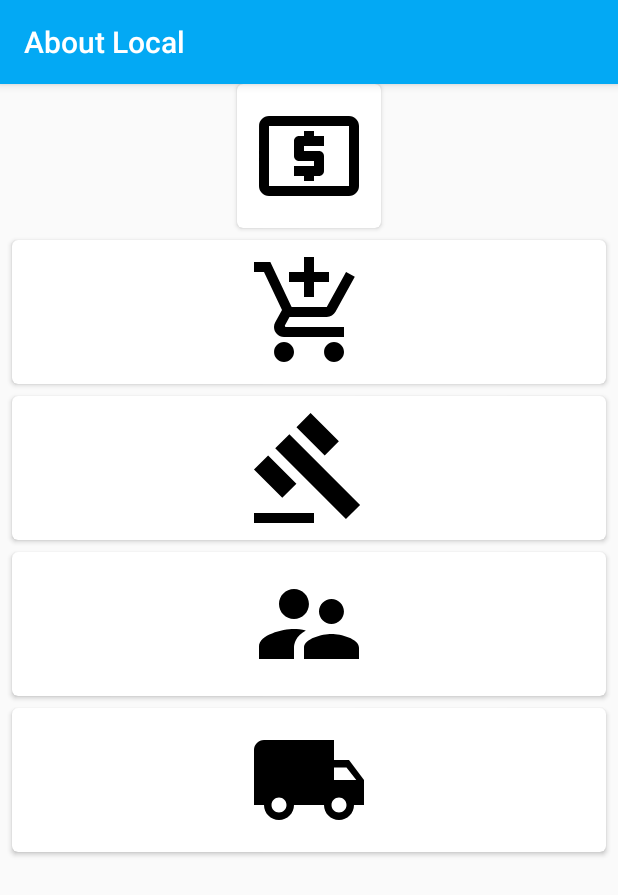
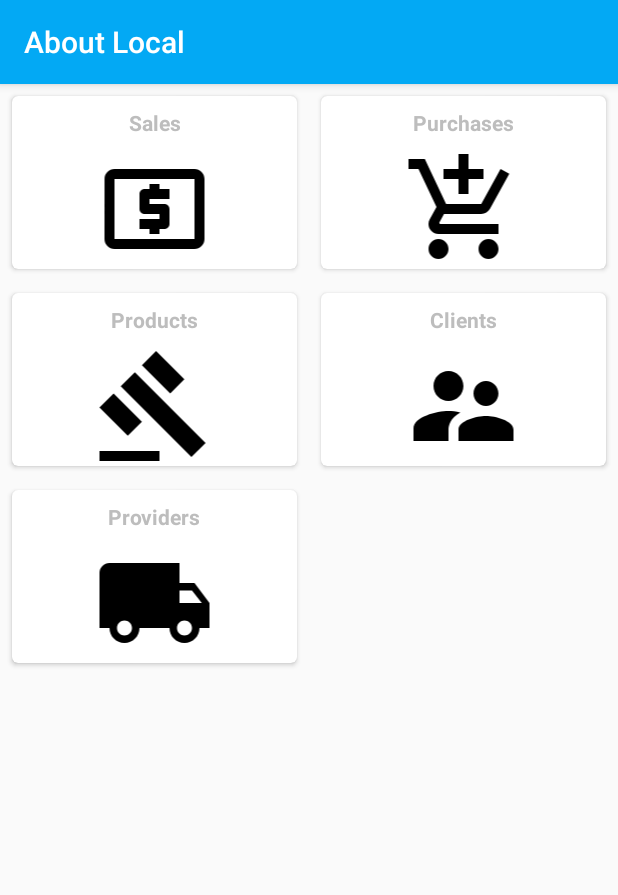
Before and after one commit to Dreadds/app-business-book-android, an Android app: the LocalActivity screen opened directly, with no data from a screen before it, on a phone screen of 412 x 824 dp. Shown: the top 895 px of the screen. Run offline under Robolectric (Android 15) with nearby library versions, the phone set to English and light mode, and no system bars.

Commit message:
aboutLocal

```diff
--- a/app/src/main/java/com/edu/upc/businessbook/models/Item.java
+++ b/app/src/main/java/com/edu/upc/businessbook/models/Item.java
@@ -5,7 +5,7 @@ import android.os.Bundle;
 public class Item {
     private String name;
     private String description;
-
+    private int thumbnail;
     public String getName() {
         return name;
     }
@@ -28,9 +28,10 @@ public class Item {
 
     }
 
-    public Item(String name, String description) {
+    public Item(String name, String description, int thumbnail) {
         this.name = name;
         this.description = description;
+        this.thumbnail = thumbnail;
     }
 
     public Bundle toBundle(){
@@ -39,4 +40,13 @@ public class Item {
         bundle.putString("description", getDescription());
         return bundle;
     }
+
+    public int getThumbnail() {
+        return thumbnail;
+    }
+
+    public Item setThumbnail(int thumbnail) {
+        this.thumbnail = thumbnail;
+        return this;
+    }
 }
--- a/app/src/main/java/com/edu/upc/businessbook/models/ItemsRepository.java
+++ b/app/src/main/java/com/edu/upc/businessbook/models/ItemsRepository.java
@@ -1,4 +1,6 @@
 package com.edu.upc.businessbook.models;
+
+import com.edu.upc.businessbook.R;
 
 import java.util.ArrayList;
 import java.util.List;
@@ -19,11 +21,11 @@ public class ItemsRepository {
 
     private ItemsRepository init() {
         items = new ArrayList<>();
-        items.add(new Item("Sales", "sales"));
-        items.add(new Item("Purchases", "purchases"));
-        items.add(new Item("Sales", "sales"));
-        items.add(new Item("Sales", "sales"));
-        items.add(new Item("Sales", "sales"));
+        items.add(new Item("Sales", "sales", R.drawable.ic_local_atm_black_24dp));
+        items.add(new Item("Purchases", "purchases", R.drawable.ic_add_shopping_cart_black_24dp));
+        items.add(new Item("Products", "products", R.drawable.ic_gavel_black_24dp));
+        items.add(new Item("Clients", "clients", R.drawable.ic_supervisor_account_black_24dp));
+        items.add(new Item("Providers", "providers", R.drawable.ic_local_shipping_black_24dp));
         return this;
     }
 }
--- a/app/src/main/java/com/edu/upc/businessbook/viewcontrollers/activities/LocalActivity.java
+++ b/app/src/main/java/com/edu/upc/businessbook/viewcontrollers/activities/LocalActivity.java
@@ -8,14 +8,26 @@ import android.support.design.widget.Snackbar;
 import android.support.v4.app.Fragment;
 import android.support.v7.app.AppCompatActivity;
 import android.support.v7.widget.CardView;
+import android.support.v7.widget.GridLayoutManager;
+import android.support.v7.widget.RecyclerView;
 import android.support.v7.widget.Toolbar;
 import android.view.View;
 import android.widget.ImageView;
 
 import com.edu.upc.businessbook.R;
+import com.edu.upc.businessbook.models.Item;
+import com.edu.upc.businessbook.models.ItemsRepository;
+import com.edu.upc.businessbook.viewcontrollers.adapters.ItemsAdapter;
+
+import java.util.ArrayList;
+import java.util.List;
 
 public class LocalActivity extends AppCompatActivity {
-
+    private RecyclerView itemsRecyclerView;
+    private ItemsAdapter itemsAdapter;
+    //LinearLayoutManager layoutManager;
+    private RecyclerView.LayoutManager itemsLayoutManager;
+    private List<Item> items;
 
     @Override
     protected void onCreate(Bundle savedInstanceState) {
@@ -23,6 +35,12 @@ public class LocalActivity extends AppCompatActivity {
         setContentView(R.layout.activity_local);
         Toolbar toolbar = (Toolbar) findViewById(R.id.toolbar);
         setSupportActionBar(toolbar);
+        itemsRecyclerView = findViewById(R.id.recycler_items);
+        items = new ArrayList<>();
+        itemsAdapter = new ItemsAdapter(ItemsRepository.getInstance().getItems());
+        itemsLayoutManager = new GridLayoutManager(this, 2);
+        itemsRecyclerView.setAdapter(itemsAdapter);
+        itemsRecyclerView.setLayoutManager(itemsLayoutManager);
 
         //Intent intent = getIntent();
         //if(intent == null) return;
--- a/app/src/main/java/com/edu/upc/businessbook/viewcontrollers/adapters/ItemsAdapter.java
+++ b/app/src/main/java/com/edu/upc/businessbook/viewcontrollers/adapters/ItemsAdapter.java
@@ -2,6 +2,7 @@ package com.edu.upc.businessbook.viewcontrollers.adapters;
 
 import android.support.annotation.NonNull;
 import android.support.constraint.ConstraintLayout;
+import android.support.v7.widget.CardView;
 import android.support.v7.widget.RecyclerView;
 import android.view.LayoutInflater;
 import android.view.View;
@@ -52,16 +53,18 @@ public class ItemsAdapter extends RecyclerView.Adapter<ItemsAdapter.ViewHolder>
 
     public class ViewHolder extends RecyclerView.ViewHolder {
         ImageView itemLocalImageView;
-        ConstraintLayout itemLayout;
+        CardView itemLocalLayout;
         TextView nameTextView;
         public ViewHolder(View view) {
             super(view);
             itemLocalImageView = (ImageView) view.findViewById(R.id.itemLocalImageView);
             nameTextView = (TextView) view.findViewById(R.id.nameTextView);
-            itemLayout = (ConstraintLayout) view.findViewById(R.id.itemLocalCardView);
+            itemLocalLayout = (CardView) view.findViewById(R.id.layout_itemLocal);
         }
         private void updateView(Item item){
+
             nameTextView.setText(item.getName());
+            itemLocalImageView.setImageResource(item.getThumbnail());
         }
     }
 }
--- /dev/null
+++ b/app/src/main/res/drawable/ic_business_black_24dp.xml
@@ -0,0 +1,9 @@
+<vector xmlns:android="http://schemas.android.com/apk/res/android"
+        android:width="24dp"
+        android:height="24dp"
+        android:viewportWidth="24.0"
+        android:viewportHeight="24.0">
+    <path
+        android:fillColor="#FF000000"
+        android:pathData="M12,7L12,3L2,3v18h20L22,7L12,7zM6,19L4,19v-2h2v2zM6,15L4,15v-2h2v2zM6,11L4,11L4,9h2v2zM6,7L4,7L4,5h2v2zM10,19L8,19v-2h2v2zM10,15L8,15v-2h2v2zM10,11L8,11L8,9h2v2zM10,7L8,7L8,5h2v2zM20,19h-8v-2h2v-2h-2v-2h2v-2h-2L12,9h8v10zM18,11h-2v2h2v-2zM18,15h-2v2h2v-2z"/>
+</vector>
--- a/app/src/main/res/layout/content_local.xml
+++ b/app/src/main/res/layout/content_local.xml
@@ -8,94 +8,10 @@
     tools:context=".viewcontrollers.activities.LocalActivity"
     tools:showIn="@layout/activity_local">
 
-    <android.support.v7.widget.CardView
-        android:id="@+id/salesCardView"
-        android:layout_width="wrap_content"
-        android:layout_height="wrap_content"
-        android:layout_margin="@dimen/default_margin"
-        app:cardCornerRadius="4dp"
-        app:cardElevation="2dp"
-        app:layout_constraintStart_toStartOf="parent"
-        app:layout_constraintEnd_toEndOf="parent">
-        <ImageView
-            android:id="@+id/salesImageView"
-            android:layout_width="wrap_content"
-            android:layout_height="wrap_content"
-            android:layout_margin="@dimen/default_margin"
-            app:srcCompat="@drawable/ic_local_atm_black_24dp"/>
-    </android.support.v7.widget.CardView>
-    <android.support.v7.widget.CardView
-        android:id="@+id/purchasesCardView"
+    <android.support.v7.widget.RecyclerView
+        android:id="@+id/recycler_items"
         android:layout_width="match_parent"
-        android:layout_height="wrap_content"
-        android:layout_margin="@dimen/default_margin"
-        app:cardCornerRadius="4dp"
-        app:cardElevation="2dp"
-        app:layout_constraintTop_toBottomOf="@id/salesCardView"
-        app:layout_constraintStart_toStartOf="parent"
-        app:layout_constraintEnd_toEndOf="parent">
-
-        <ImageView
-            android:id="@+id/purchasesImageView"
-            android:layout_width="match_parent"
-            android:layout_height="match_parent"
-            android:layout_margin="@dimen/default_margin"
-            app:srcCompat="@drawable/ic_add_shopping_cart_black_24dp"/>
-    </android.support.v7.widget.CardView>
-    <android.support.v7.widget.CardView
-        android:id="@+id/productsCardView"
-        android:layout_width="match_parent"
-        android:layout_height="wrap_content"
-        android:layout_margin="@dimen/default_margin"
-        app:cardCornerRadius="4dp"
-        app:cardElevation="2dp"
-        app:layout_constraintTop_toBottomOf="@id/purchasesCardView"
-        app:layout_constraintStart_toStartOf="parent"
-        app:layout_constraintEnd_toEndOf="parent">
-
-        <ImageView
-            android:id="@+id/productsImageView"
-            android:layout_width="match_parent"
-            android:layout_height="match_parent"
-            android:layout_margin="@dimen/default_margin"
-            app:srcCompat="@drawable/ic_gavel_black_24dp"/>
-    </android.support.v7.widget.CardView>
-    <android.support.v7.widget.CardView
-        android:id="@+id/clientsCardView"
-        android:layout_width="match_parent"
-        android:layout_height="wrap_content"
-        android:layout_margin="@dimen/default_margin"
-        app:cardCornerRadius="4dp"
-        app:cardElevation="2dp"
-        app:layout_constraintTop_toBottomOf="@id/productsCardView"
-        app:layout_constraintStart_toStartOf="parent"
-        app:layout_constraintEnd_toEndOf="parent">
-
-        <ImageView
-            android:id="@+id/clientsImageView"
-            android:layout_width="match_parent"
-            android:layout_height="match_parent"
-            android:layout_margin="@dimen/default_margin"
-            app:srcCompat="@drawable/ic_supervisor_account_black_24dp"/>
-    </android.support.v7.widget.CardView>
-    <android.support.v7.widget.CardView
-        android:id="@+id/providersCardView"
-        android:layout_width="match_parent"
-        android:layout_height="wrap_content"
-        android:layout_margin="@dimen/default_margin"
-        app:cardCornerRadius="4dp"
-        app:cardElevation="2dp"
-        app:layout_constraintTop_toBottomOf="@id/clientsCardView"
-        app:layout_constraintStart_toStartOf="parent"
-        app:layout_constraintEnd_toEndOf="parent">
-
-        <ImageView
-            android:id="@+id/providersImageView"
-            android:layout_width="match_parent"
-            android:layout_height="match_parent"
-            android:layout_margin="@dimen/default_margin"
-            app:srcCompat="@drawable/ic_local_shipping_black_24dp"/>
-    </android.support.v7.widget.CardView>
+        android:layout_height="match_parent"/>
 
 
 
--- a/app/src/main/res/layout/item_local.xml
+++ b/app/src/main/res/layout/item_local.xml
@@ -1,11 +1,18 @@
 <?xml version="1.0" encoding="utf-8"?>
-<android.support.constraint.ConstraintLayout
-    android:id="@+id/layout_item"
+<android.support.v7.widget.CardView
+    android:id="@+id/layout_itemLocal"
+    android:clickable="true"
+    android:foreground="?android:selectableItemBackground"
     xmlns:android="http://schemas.android.com/apk/res/android"
     android:layout_width="match_parent"
-    android:layout_height="match_parent"
-    xmlns:app="http://schemas.android.com/apk/res-auto">
-
+    android:layout_height="wrap_content"
+    xmlns:app="http://schemas.android.com/apk/res-auto"
+    android:layout_margin="@dimen/default_margin"
+    app:cardCornerRadius="4dp"
+    app:cardElevation="2dp">
+    <android.support.constraint.ConstraintLayout
+        android:layout_width="match_parent"
+        android:layout_height="wrap_content">
          <TextView
             android:id="@+id/nameTextView"
             android:layout_width="wrap_content"
@@ -14,25 +21,16 @@
             app:layout_constraintTop_toTopOf="parent"
             app:layout_constraintStart_toStartOf="parent"
             app:layout_constraintEnd_toEndOf="parent"
-        android:text="Mock Text"
-        />
-
-    <android.support.v7.widget.CardView
-        android:id="@+id/itemLocalCardView"
-        android:layout_width="match_parent"
-        android:layout_height="match_parent"
-        android:layout_margin="@dimen/default_margin"
-        app:cardCornerRadius="4dp"
-        app:cardElevation="2dp"
-        app:layout_constraintStart_toStartOf="parent"
-        app:layout_constraintEnd_toEndOf="parent">
-
+            android:text="@string/mock_text"
+             android:textStyle="bold"
+             android:textColor="@color/colorDivider"/>
         <ImageView
             android:id="@+id/itemLocalImageView"
             android:layout_width="match_parent"
             android:layout_height="match_parent"
             android:layout_margin="@dimen/default_margin"
-            android:src="@mipmap/ic_launcher"/>
+            android:src="@mipmap/ic_launcher"
+            app:layout_constraintTop_toBottomOf="@+id/nameTextView"/>
+    </android.support.constraint.ConstraintLayout>
+
 </android.support.v7.widget.CardView>
-
-</android.support.constraint.ConstraintLayout>
--- a/app/src/main/res/values/strings.xml
+++ b/app/src/main/res/values/strings.xml
@@ -10,4 +10,5 @@
     <string name="hello_blank_fragment">Hello blank fragment</string>
     <string name="slogan_message_text">Take your company with you always ...</string>
     <string name="title_activity_local">About Local</string>
+    <string name="mock_text">Mock Text</string>
 </resources>
```
Lines whose indentation alone changed are shown as unchanged.
